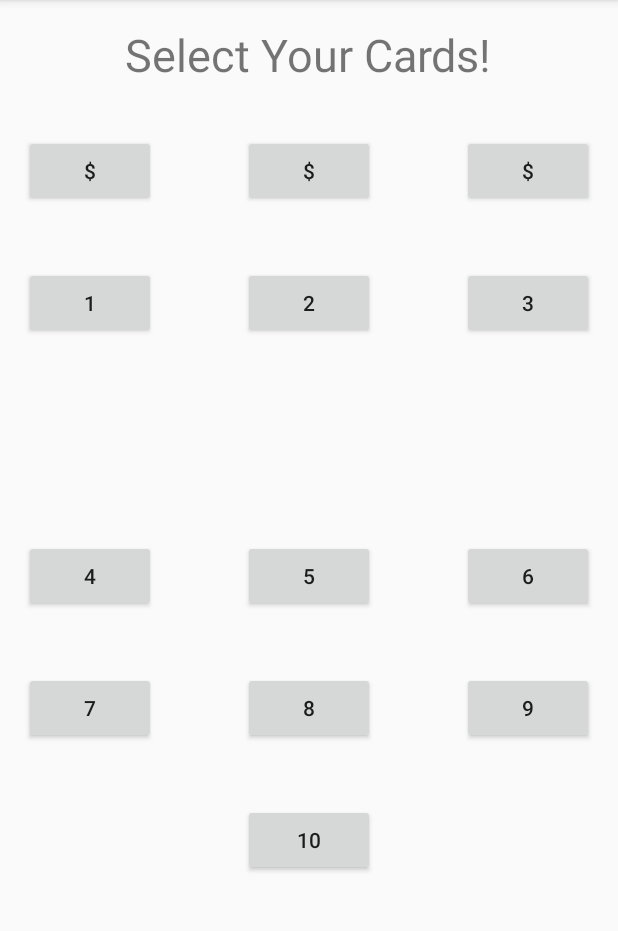
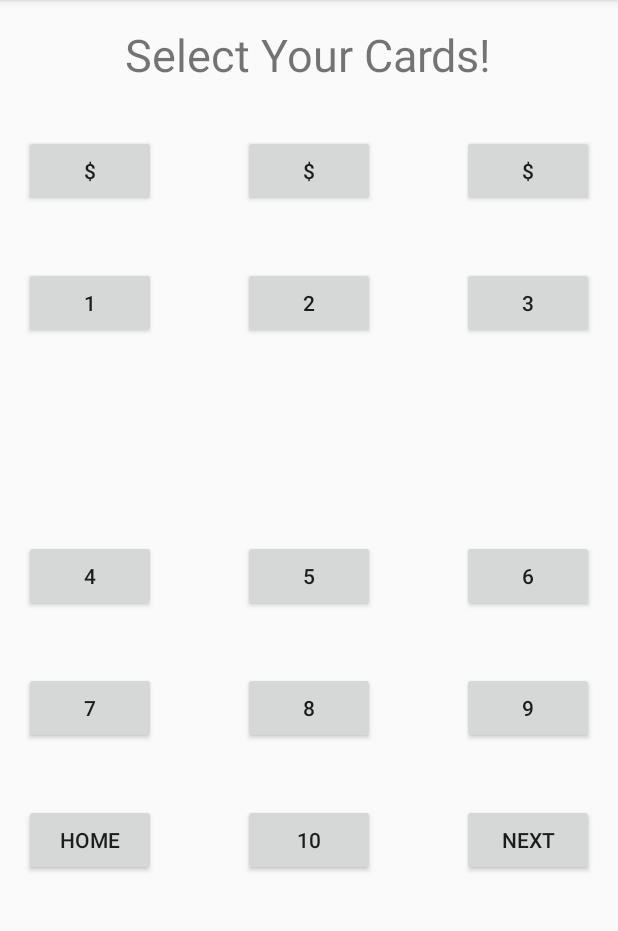
Before and after one commit to chrisjmendoza/LostCitiesCounter, an Android app: the CardSelector screen opened directly, with no data from a screen before it, on a phone screen of 412 x 824 dp, the part 84-1015 px from its top. Run offline under Robolectric (Android 15) with nearby library versions, the phone set to English and light mode, and no system bars.

Commit message:
Button Changes

```diff
--- a/app/src/main/res/layout/content_card_selector.xml
+++ b/app/src/main/res/layout/content_card_selector.xml
@@ -138,4 +138,22 @@
         android:layout_marginTop="40dp"
         android:layout_below="@+id/button8"
         android:layout_centerHorizontal="true" />
+
+    <Button
+        android:layout_width="wrap_content"
+        android:layout_height="wrap_content"
+        android:text="NEXT"
+        android:id="@+id/button12"
+        android:layout_alignTop="@+id/button10"
+        android:layout_alignLeft="@+id/button9"
+        android:layout_alignStart="@+id/button9" />
+
+    <Button
+        android:layout_width="wrap_content"
+        android:layout_height="wrap_content"
+        android:text="HOME"
+        android:id="@+id/button13"
+        android:layout_alignBottom="@+id/button12"
+        android:layout_alignRight="@+id/button7"
+        android:layout_alignEnd="@+id/button7" />
 </RelativeLayout>
```
